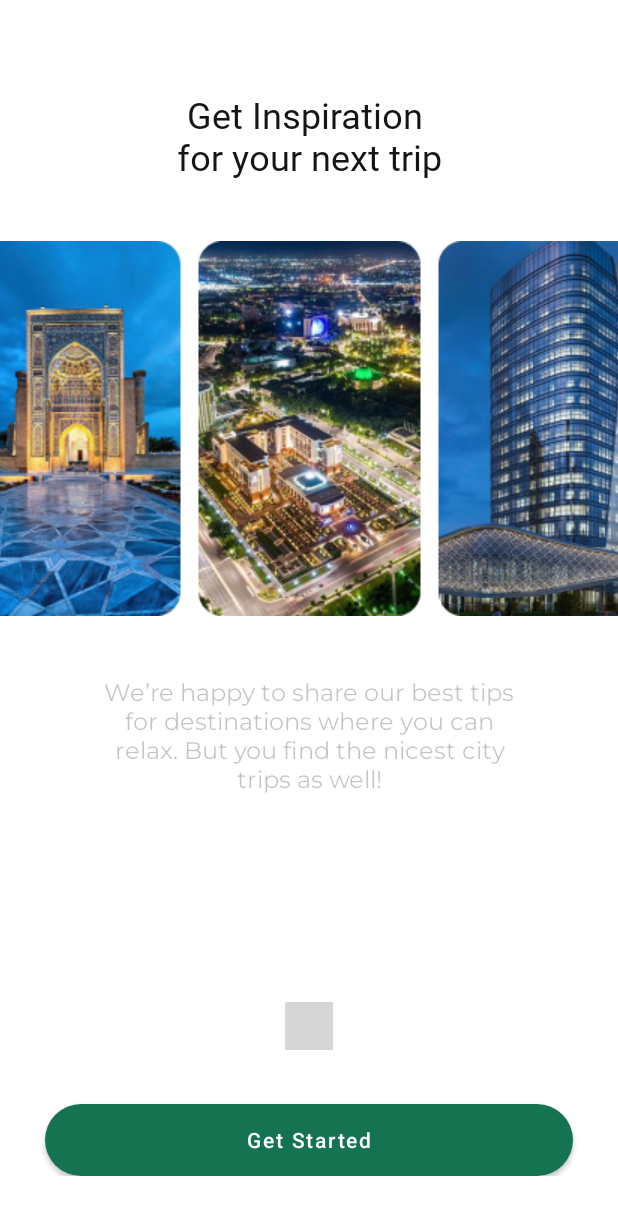
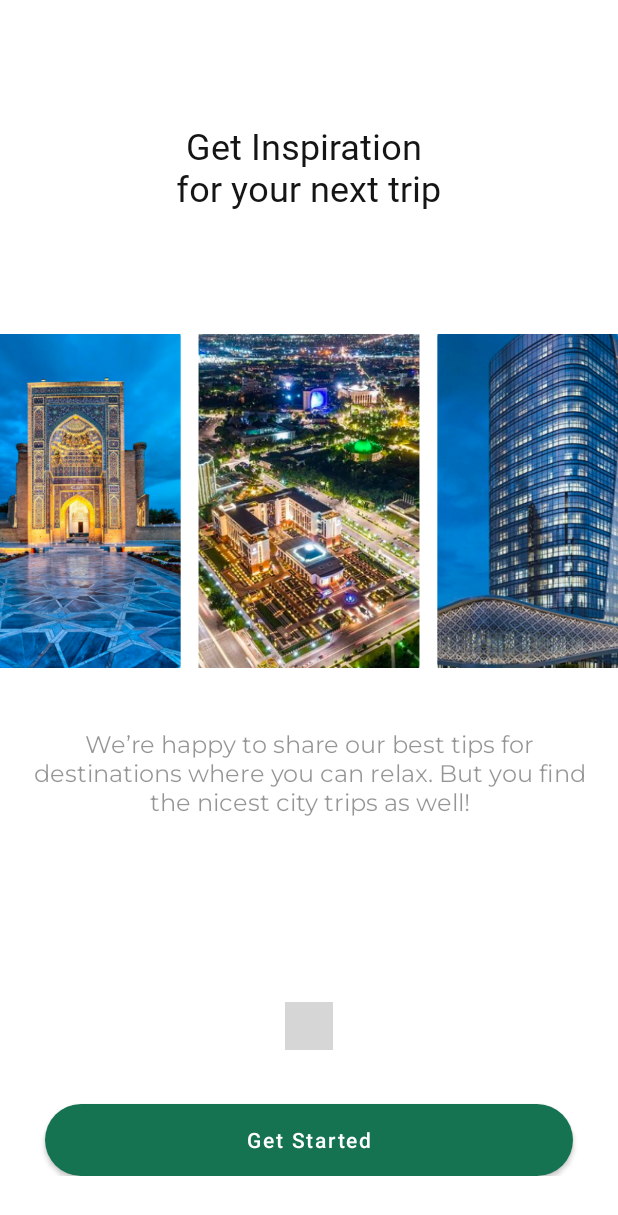
Before and after one commit to kurbanovxurshidbek/caravan-android, an Android app: the screen it shows after launch (IntroActivity), on a phone screen of 412 x 824 dp. Shown: the top 1215 px of the screen. Run offline under Robolectric (Android 15) with nearby library versions, the phone set to English and light mode, and no system bars; plain views replace WormDotsIndicator; 1 statement that could not run was skipped; grey boxes are pictures that could not be loaded.

Commit message:
Intro Page is responsible now StatusBar color set

```diff
--- a/app/src/main/java/com/caravan/caravan/ui/fragment/main/HomeFragment.kt
+++ b/app/src/main/java/com/caravan/caravan/ui/fragment/main/HomeFragment.kt
@@ -3,11 +3,13 @@ package com.caravan.caravan.ui.fragment.main
 import android.os.Bundle
 import android.view.View
 import com.caravan.caravan.R
+import com.caravan.caravan.databinding.FragmentHomeBinding
 import com.caravan.caravan.ui.fragment.BaseFragment
+import com.caravan.caravan.utils.viewBinding
 
 class HomeFragment : BaseFragment(R.layout.fragment_home) {
 
-
+    private val binding by viewBinding { FragmentHomeBinding.bind(it) }
 
     override fun onCreate(savedInstanceState: Bundle?) {
         super.onCreate(savedInstanceState)
--- a/app/src/main/res/layout/activity_intro.xml
+++ b/app/src/main/res/layout/activity_intro.xml
@@ -1,15 +1,19 @@
 <?xml version="1.0" encoding="utf-8"?>
-<FrameLayout xmlns:android="http://schemas.android.com/apk/res/android"
+<LinearLayout xmlns:android="http://schemas.android.com/apk/res/android"
     xmlns:app="http://schemas.android.com/apk/res-auto"
     xmlns:tools="http://schemas.android.com/tools"
     android:layout_width="match_parent"
     android:layout_height="match_parent"
-    tools:context=".ui.activity.IntroActivity">
+    tools:context=".ui.activity.IntroActivity"
+    android:orientation="vertical">
 
     <androidx.viewpager.widget.ViewPager
         android:id="@+id/viewPager"
         android:layout_width="match_parent"
-        android:layout_height="match_parent"/>
+        android:layout_height="0dp"
+        android:layout_weight="1"/>
+
+
     <LinearLayout
         android:layout_width="match_parent"
         android:layout_height="wrap_content"
@@ -42,4 +46,4 @@
             android:layout_marginHorizontal="30dp"/>
     </LinearLayout>
 
-</FrameLayout>
+</LinearLayout>
--- a/app/src/main/res/layout/fragment_intro1.xml
+++ b/app/src/main/res/layout/fragment_intro1.xml
@@ -3,36 +3,59 @@
     xmlns:tools="http://schemas.android.com/tools"
     android:layout_width="match_parent"
     android:layout_height="match_parent"
-    android:gravity="center_horizontal"
+    android:gravity="center"
     android:orientation="vertical"
     tools:context=".ui.fragment.intro.IntroFragment1">
 
-    <TextView
+    <LinearLayout
         android:layout_width="match_parent"
-        android:layout_height="wrap_content"
-        android:layout_marginTop="60dp"
-        android:textColor="#151515"
-        android:textSize="24sp"
-        android:fontFamily="@font/montserrat_extra_bold"
-        android:layout_marginHorizontal="30dp"
-        android:gravity="center"
-        android:text="@string/intro_text_1" />
+        android:layout_height="0dp"
+        android:layout_weight="1"
+        android:gravity="center">
 
-    <ImageView
+        <TextView
+            android:layout_width="wrap_content"
+            android:layout_height="wrap_content"
+            android:fontFamily="@font/montserrat_extra_bold"
+            android:gravity="center"
+            android:text="@string/intro_text_1"
+            android:textColor="#151515"
+            android:textSize="24sp" />
+
+    </LinearLayout>
+
+    <LinearLayout
         android:layout_width="match_parent"
-        android:layout_height="wrap_content"
-        android:src="@drawable/img_intro_1"
-        android:scaleType="centerCrop"
-        android:layout_marginTop="40dp"/>
+        android:layout_height="0dp"
+        android:layout_weight="1"
+        android:gravity="center">
 
-    <TextView
+        <ImageView
+            android:layout_width="match_parent"
+            android:layout_height="match_parent"
+            android:adjustViewBounds="true"
+            android:scaleType="centerCrop"
+            android:src="@drawable/img_intro_1" />
+
+    </LinearLayout>
+
+    <LinearLayout
         android:layout_width="match_parent"
-        android:layout_height="wrap_content"
-        android:text="@string/intro_desc_1"
-        android:textSize="16sp"
-        android:fontFamily="@font/montserrat_regular"
-        android:textColor="#40151515"
-        android:gravity="center"
-        android:layout_marginHorizontal="65dp"
-        android:layout_marginTop="40dp"/>
+        android:layout_height="0dp"
+        android:layout_weight="1">
+
+        <TextView
+            android:layout_width="wrap_content"
+            android:layout_height="wrap_content"
+            android:layout_marginStart="10dp"
+            android:layout_marginTop="40dp"
+            android:layout_marginEnd="10dp"
+            android:fontFamily="@font/montserrat_regular"
+            android:gravity="center"
+            android:text="@string/intro_desc_1"
+            android:textColor="#73151515"
+            android:textSize="16sp" />
+
+    </LinearLayout>
+
 </LinearLayout>
--- a/app/src/main/res/values-night/themes.xml
+++ b/app/src/main/res/values-night/themes.xml
@@ -11,6 +11,7 @@
         <item name="colorOnSecondary">@color/black</item>
         <!-- Status bar color. -->
         <item name="android:statusBarColor" tools:targetApi="l">@color/white</item>
+        <item name="android:windowLightStatusBar" tools:targetApi="M">true</item>
         <!-- Customize your theme here. -->
     </style>
 </resources>
--- a/app/src/main/res/values/themes.xml
+++ b/app/src/main/res/values/themes.xml
@@ -11,6 +11,7 @@
         <item name="colorOnSecondary">@color/black</item>
         <!-- Status bar color. -->
         <item name="android:statusBarColor" tools:targetApi="l">@color/white</item>
+        <item name="android:windowLightStatusBar" tools:targetApi="M">true</item>
         <!-- Customize your theme here. -->
     </style>
 
@@ -18,4 +19,8 @@
         <item name="cornerSize">4dp</item>
     </style>
 
+    <style name="intro_image">
+        <item name="cornerSize">16dp</item>
+    </style>
+
 </resources>
```
Also changed, not shown: app/src/main/res/layout/fragment_intro2.xml (+47 -23 lines), app/src/main/res/layout/fragment_intro3.xml (+38 -15 lines), app/src/main/res/drawable/img_intro_1.png.
